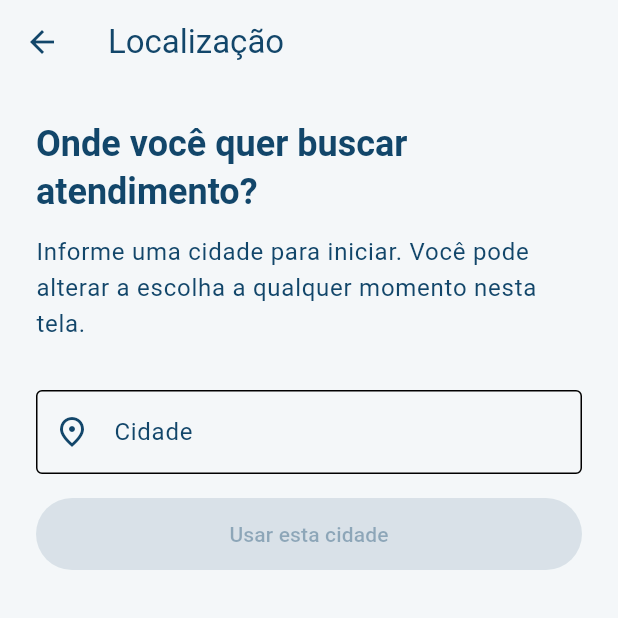
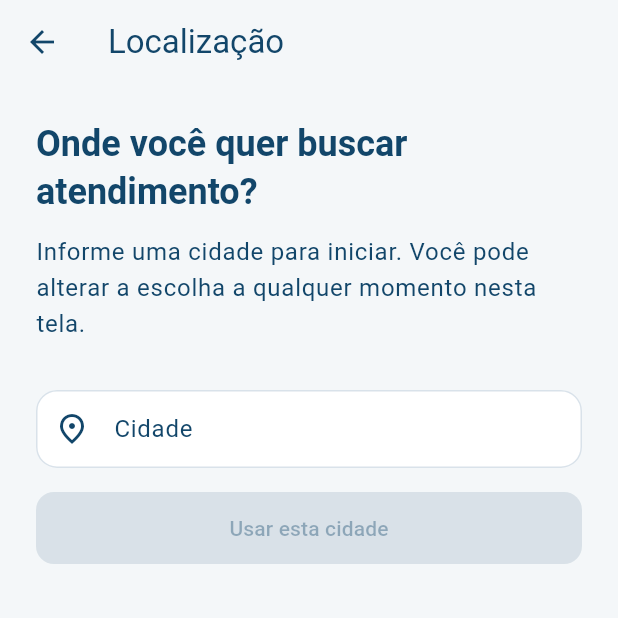
Before and after one commit to EduFrancaDev/RotaSaude, a Flutter app: the LocationScreen screen opened directly, on a phone screen of 412 x 824 dp, the top half of it. Run offline on Flutter 3.47's test engine with Material 3 defaults, Android fonts, the phone set to English and light mode, and no system bars.

Commit message:
style(tema): amplia cores e estilos das telas

```diff
--- a/lib/theme/app_colors.dart
+++ b/lib/theme/app_colors.dart
@@ -5,5 +5,9 @@ abstract final class AppColors {
   static const blue = Color(0xFF0D74C8);
   static const teal = Color(0xFF06A8AB);
   static const navy = Color(0xFF12466A);
+  static const ink = Color(0xFF202B3D);
+  static const muted = Color(0xFF586B83);
   static const background = Color(0xFFF4F7F9);
+  static const border = Color(0xFFD9E2EA);
+  static const mapLand = Color(0xFFEDF2F1);
 }
--- a/lib/theme/app_theme.dart
+++ b/lib/theme/app_theme.dart
@@ -11,12 +11,86 @@ abstract final class AppTheme {
       onSecondary: AppColors.navy,
       surface: Colors.white,
       onSurface: AppColors.navy,
+      surfaceContainerLowest: Colors.white,
+      surfaceContainerLow: AppColors.background,
+      outline: AppColors.border,
+      outlineVariant: AppColors.border,
     ),
     scaffoldBackgroundColor: AppColors.background,
+    dividerColor: AppColors.border,
+    cardTheme: CardThemeData(
+      color: Colors.white,
+      elevation: 0,
+      shape: RoundedRectangleBorder(
+        borderRadius: BorderRadius.circular(18),
+        side: const BorderSide(color: AppColors.border),
+      ),
+    ),
+    textTheme: const TextTheme(
+      bodyLarge: TextStyle(color: AppColors.navy),
+      bodyMedium: TextStyle(color: AppColors.navy),
+      titleMedium: TextStyle(color: AppColors.navy),
+      titleLarge: TextStyle(color: AppColors.navy),
+    ),
     appBarTheme: const AppBarTheme(
       backgroundColor: AppColors.background,
       foregroundColor: AppColors.navy,
       centerTitle: false,
     ),
+    inputDecorationTheme: InputDecorationTheme(
+      filled: true,
+      fillColor: Colors.white,
+      contentPadding: const EdgeInsets.symmetric(horizontal: 16, vertical: 14),
+      border: OutlineInputBorder(
+        borderRadius: BorderRadius.circular(14),
+        borderSide: const BorderSide(color: AppColors.border),
+      ),
+      enabledBorder: OutlineInputBorder(
+        borderRadius: BorderRadius.circular(14),
+        borderSide: const BorderSide(color: AppColors.border),
+      ),
+    ),
+    filledButtonTheme: FilledButtonThemeData(
+      style: FilledButton.styleFrom(
+        minimumSize: const Size.fromHeight(48),
+        backgroundColor: AppColors.blue,
+        foregroundColor: Colors.white,
+        shape: RoundedRectangleBorder(borderRadius: BorderRadius.circular(12)),
+      ),
+    ),
+    navigationBarTheme: NavigationBarThemeData(
+      backgroundColor: Colors.white,
+      indicatorColor: Color(0xFFE7F1FB),
+      iconTheme: WidgetStateProperty.resolveWith((states) {
+        return IconThemeData(
+          color: states.contains(WidgetState.selected)
+              ? AppColors.blue
+              : AppColors.muted,
+        );
+      }),
+      labelTextStyle: WidgetStateProperty.resolveWith((states) {
+        return TextStyle(
+          color: states.contains(WidgetState.selected)
+              ? AppColors.blue
+              : AppColors.muted,
+          fontSize: 12,
+          fontWeight: FontWeight.w600,
+        );
+      }),
+    ),
+  );
+
+  static final primarySegmentedButtonStyle = ButtonStyle(
+    backgroundColor: WidgetStateProperty.resolveWith((states) {
+      return states.contains(WidgetState.selected)
+          ? AppColors.blue
+          : Colors.white;
+    }),
+    foregroundColor: WidgetStateProperty.resolveWith((states) {
+      return states.contains(WidgetState.selected)
+          ? Colors.white
+          : AppColors.navy;
+    }),
+    side: const WidgetStatePropertyAll(BorderSide(color: AppColors.border)),
   );
 }
```
